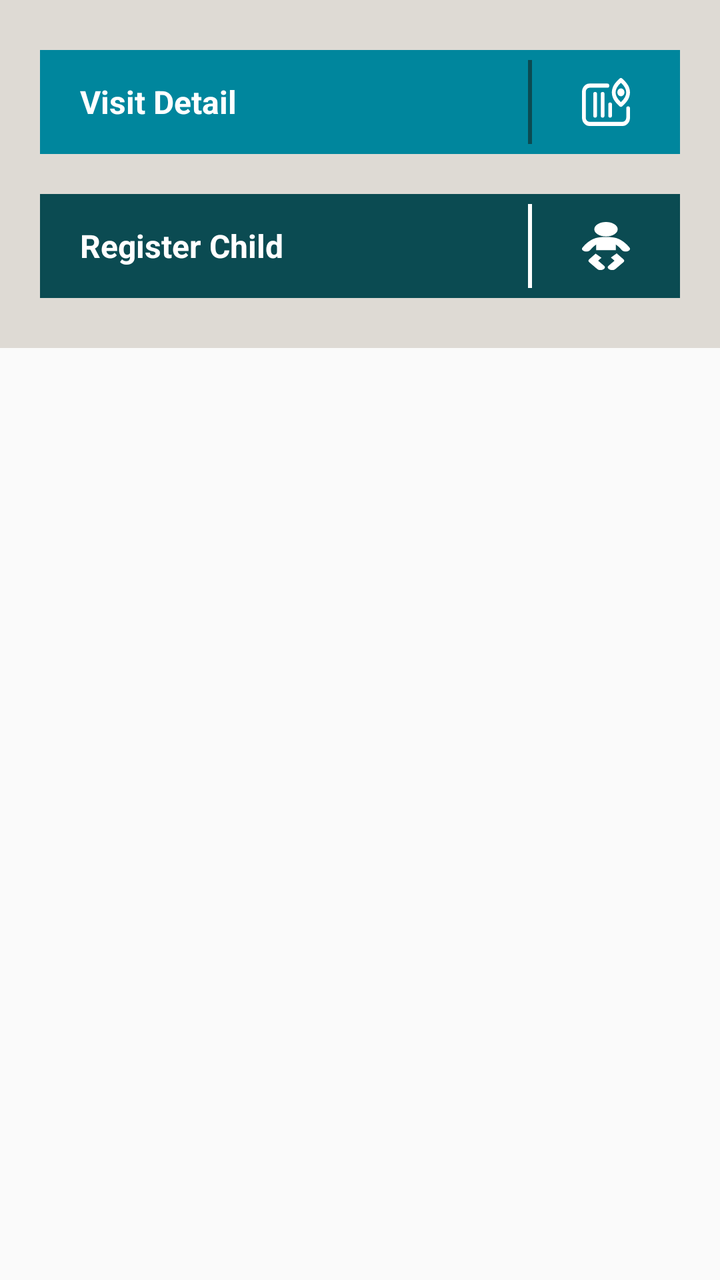
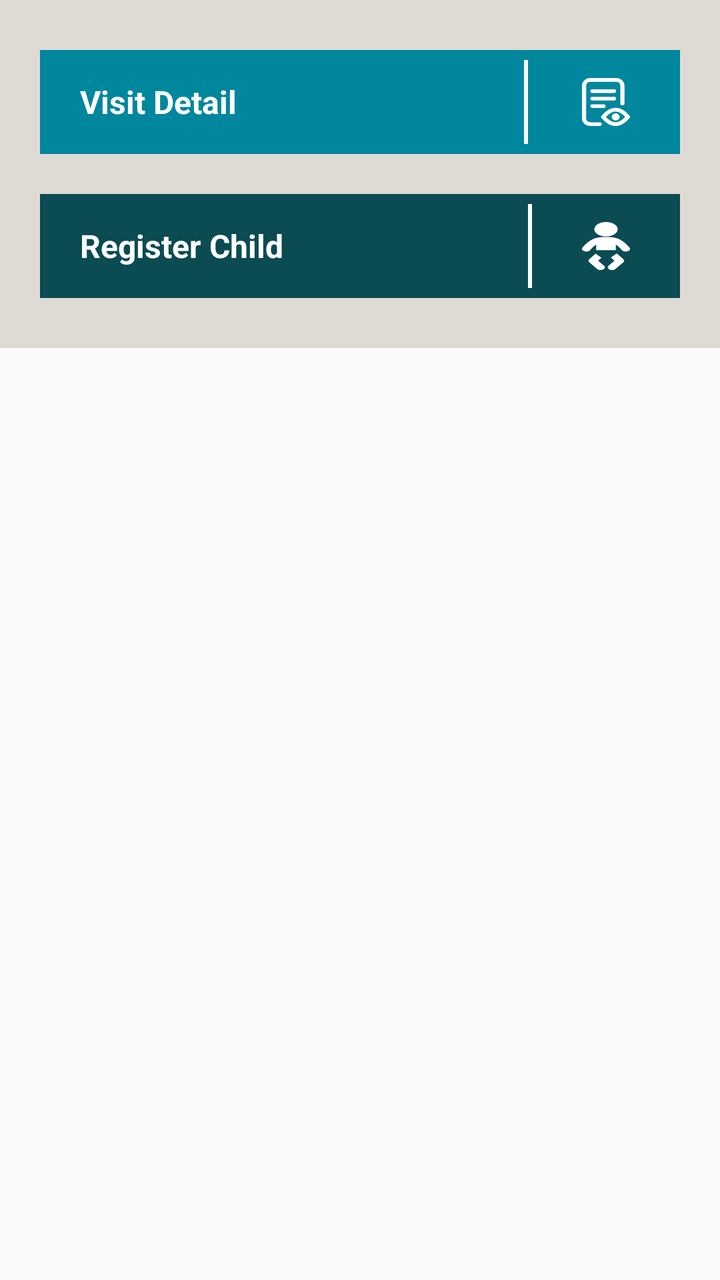

Before-and-after screenshots of an Android layout around one commit, followed by the original layout XML and the change that was made.
<!-- AndroidManifest.xml: application theme AppTheme -->
<!-- res/layout/activity_register_child.xml -->
<?xml version="1.0" encoding="utf-8"?>
<LinearLayout xmlns:android="http://schemas.android.com/apk/res/android"
    android:orientation="vertical"
    android:layout_width="match_parent"
    android:layout_height="match_parent"
    android:background="@color/clmrs_bg">

    <LinearLayout
        android:layout_width="match_parent"
        android:layout_height="wrap_content"
        android:orientation="vertical"
        android:paddingLeft="20dp"
        android:paddingTop="25dp"
        android:paddingBottom="25dp"
        android:paddingRight="20dp"
        android:background="@color/clmrs_bg_gray">

    <RelativeLayout
        android:orientation="horizontal"
        android:id="@+id/childVisitDetailButton"
        android:layout_width="match_parent"
        android:gravity="center_vertical"
        android:layout_height="52dp"
        android:weightSum="3"
        android:background="@drawable/border_visit_detail_bg">

        <TextView
            android:layout_width="wrap_content"
            android:layout_height="wrap_content"
            android:text="@string/visit_detail"
            android:layout_gravity="center|left"
            android:paddingLeft="20dp"
            android:textStyle="bold"
            android:layout_centerVertical="true"
            android:layout_alignParentLeft="true"
            android:layout_toLeftOf="@+id/view_line_visit_detail"
            android:textSize="16dp"
            android:layout_weight="3"
            android:textColor="@color/ofis_base_font_white" />

        <View
            android:layout_width="2dp"
            android:layout_height="match_parent"
            android:id="@+id/view_line_visit_detail"
            android:layout_marginTop="5dp"
            android:layout_toLeftOf="@+id/imgv_visit_detail"
            android:layout_marginBottom="5dp"
            android:background="@color/clmrs_tv_green"/>

        <ImageView
            android:layout_width="wrap_content"
            android:layout_height="wrap_content"
            android:paddingLeft="25dp"
            android:id="@+id/imgv_visit_detail"
            android:layout_alignParentRight="true"
            android:layout_centerVertical="true"
            android:rotation="270"
            android:paddingRight="25dp"
            android:src="@drawable/ic_detail_view"/>

    </RelativeLayout>

        <RelativeLayout
            android:orientation="horizontal"
            android:id="@+id/addChildButton"
            android:layout_width="match_parent"
            android:gravity="center_vertical"
            android:layout_height="52dp"
            android:layout_marginTop="20dp"
            android:weightSum="3"
            android:background="@drawable/border_green_bg">

            <TextView
                android:layout_width="wrap_content"
                android:layout_height="wrap_content"
                android:text="@string/register_child"
                android:layout_gravity="center|left"
                android:paddingLeft="20dp"
                android:textStyle="bold"
                android:textColor="@color/ofis_base_font_white"
                android:layout_centerVertical="true"
                android:layout_alignParentLeft="true"
                android:layout_toLeftOf="@+id/view_line_register_child"
                android:textSize="16dp"
                android:layout_weight="3"/>

            <View
                android:layout_width="2dp"
                android:layout_height="match_parent"
                android:id="@+id/view_line_register_child"
                android:layout_marginTop="5dp"
                android:layout_toLeftOf="@+id/imgv_register_child"
                android:layout_marginBottom="5dp"
                android:background="@color/ofis_base_font_white"/>

            <ImageView
                android:layout_width="wrap_content"
                android:layout_height="wrap_content"
                android:paddingLeft="25dp"
                android:id="@+id/imgv_register_child"
                android:layout_alignParentRight="true"
                android:layout_centerVertical="true"
                android:paddingRight="25dp"
                android:src="@drawable/ic_reg_child"/>

        </RelativeLayout>
    </LinearLayout>



    <android.support.v7.widget.RecyclerView
        android:id="@+id/registerChildRecycleView"
        android:layout_width="match_parent"
        android:layout_height="wrap_content">
    </android.support.v7.widget.RecyclerView>

</LinearLayout>
<!-- resources referenced by this layout -->
<resources>
  <color name="clmrs_bg">#FAFAFA</color>
  <color name="clmrs_bg_gray">#DEDAD4</color>
  <color name="clmrs_tv_green">#0B4B52</color>
  <color name="ofis_base_font_white">#ffffff</color>
  <!-- drawable border_green_bg (drawable-xhdpi) -->
  <?xml version="1.0" encoding="utf-8"?>
  <shape xmlns:android="http://schemas.android.com/apk/res/android" android:shape="rectangle">
      <solid android:color="@color/clmrs_tv_green" />
      <stroke
          android:width="1dip"
          android:color="@color/clmrs_tv_green" />
  </shape>
  <!-- drawable border_visit_detail_bg (drawable) -->
  <?xml version="1.0" encoding="utf-8"?>
  <shape xmlns:android="http://schemas.android.com/apk/res/android" android:shape="rectangle">
      <solid android:color="@color/child_visitdetailbg" />
      <stroke
          android:width="1dip"
          android:color="@color/child_visitdetailbg" />
  </shape>
  <string name="register_child">Register Child</string>
  <string name="visit_detail">Visit Detail</string>
  <style name="AppTheme" parent="android:Theme.Holo.Light">
          
          <item name="android:spinnerItemStyle">@style/SpinnerItem</item>
          <item name="android:spinnerDropDownItemStyle">@style/SpinnerItem.DropDownItem</item>
          <item name="android:dropDownListViewStyle">@style/StandardSpinner</item>
          <item name="android:actionBarStyle">@style/AppTheme.ActionBarStyle</item>
      </style>
  <color name="child_visitdetailbg">#00869D</color>
  <style name="SpinnerItem" parent="android:Widget.Holo.DropDownItem">
          <item name="android:textColor">@color/ofis_base_font_white</item>
          <item name="android:textSize">@dimen/ofis_spinner_text</item>
      </style>
  <style name="SpinnerItem.DropDownItem" parent="android:Widget.Holo.DropDownItem.Spinner">
          <item name="android:textColor">@color/ofis_text_field</item>
          <item name="android:background">@color/ofis_spinner_item_background</item>
      </style>
  <style name="StandardSpinner" parent="android:Widget.Holo.Light.ListView">
          <item name="android:dividerHeight">@dimen/ofis_spinner_itemseparator</item>
          <item name="android:divider">@color/ofis_spinner_divider</item>
      </style>
  <style name="AppTheme.ActionBarStyle" parent="android:Widget.Holo.Light.ActionBar">
          <item name="android:titleTextStyle">@style/AppTheme.ActionBar.TitleTextStyle</item>
      </style>
  <dimen name="ofis_spinner_text">14sp</dimen>
  <color name="ofis_text_field">#DE000000</color>
  <color name="ofis_spinner_item_background">@color/ofis_actionbar_background</color>
  <dimen name="ofis_spinner_itemseparator">1dp</dimen>
  <color name="ofis_spinner_divider">#ff333333</color>
  <style name="AppTheme.ActionBar.TitleTextStyle" parent="android:TextAppearance">
          <item name="android:textSize">@dimen/ofis_med_text</item>
      </style>
  <color name="ofis_actionbar_background">#dddddd</color>
  <dimen name="ofis_med_text">15sp</dimen>
  <!-- unchanged entries left out for length: 2 -->
</resources>

<!-- the commit's change to res/layout/activity_register_child.xml (unified diff, before → after) -->
@@ -45,18 +45,19 @@
             android:layout_marginTop="5dp"
             android:layout_toLeftOf="@+id/imgv_visit_detail"
             android:layout_marginBottom="5dp"
-            android:background="@color/clmrs_tv_green"/>
+            android:background="@color/ofis_base_font_white"/>
 
         <ImageView
+            android:id="@+id/imgv_visit_detail"
             android:layout_width="wrap_content"
             android:layout_height="wrap_content"
-            android:paddingLeft="25dp"
-            android:id="@+id/imgv_visit_detail"
             android:layout_alignParentRight="true"
             android:layout_centerVertical="true"
-            android:rotation="270"
+            android:layout_marginStart="2dp"
+            android:layout_marginLeft="2dp"
+            android:paddingLeft="25dp"
             android:paddingRight="25dp"
-            android:src="@drawable/ic_detail_view"/>
+            android:src="@drawable/ic_detail_view" />
 
     </RelativeLayout>
 
